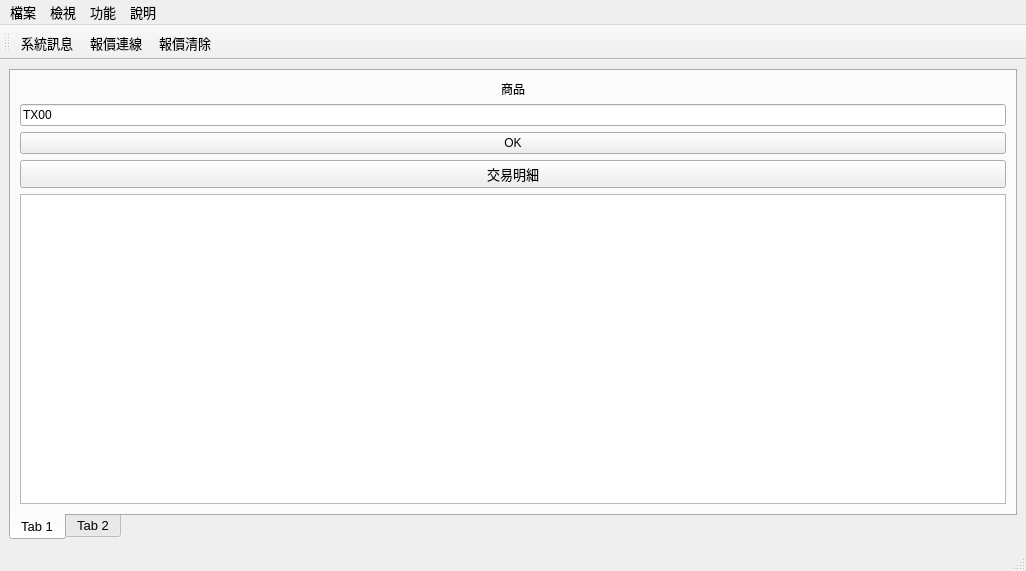
Before: the Qt Designer form APIver1/UI/MainWindow.ui in clamgee/python-code, drawn with Qt 5.
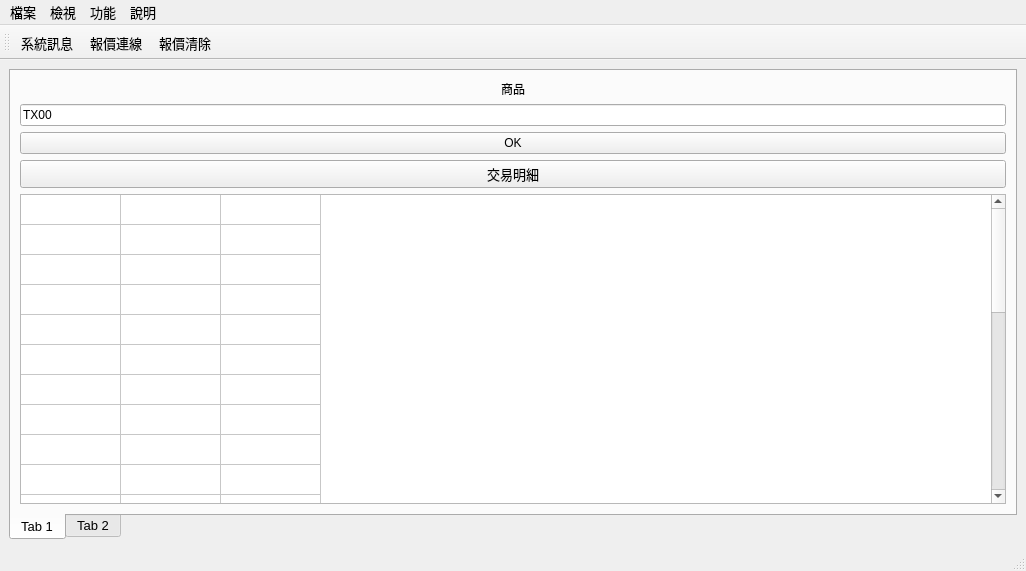
After: the same form once the commit is applied.

The edit to the form file:
```diff
--- a/APIver1/UI/MainWindow.ui
+++ b/APIver1/UI/MainWindow.ui
@@ -91,7 +91,62 @@
              </widget>
             </item>
             <item>
-             <widget class="QTableWidget" name="tableWidget"/>
+             <widget class="QTableWidget" name="DomTable">
+              <property name="rowCount">
+               <number>27</number>
+              </property>
+              <property name="columnCount">
+               <number>3</number>
+              </property>
+              <attribute name="horizontalHeaderVisible">
+               <bool>false</bool>
+              </attribute>
+              <attribute name="horizontalHeaderCascadingSectionResizes">
+               <bool>true</bool>
+              </attribute>
+              <attribute name="horizontalHeaderMinimumSectionSize">
+               <number>24</number>
+              </attribute>
+              <attribute name="verticalHeaderVisible">
+               <bool>false</bool>
+              </attribute>
+              <attribute name="verticalHeaderCascadingSectionResizes">
+               <bool>true</bool>
+              </attribute>
+              <attribute name="verticalHeaderMinimumSectionSize">
+               <number>12</number>
+              </attribute>
+              <row/>
+              <row/>
+              <row/>
+              <row/>
+              <row/>
+              <row/>
+              <row/>
+              <row/>
+              <row/>
+              <row/>
+              <row/>
+              <row/>
+              <row/>
+              <row/>
+              <row/>
+              <row/>
+              <row/>
+              <row/>
+              <row/>
+              <row/>
+              <row/>
+              <row/>
+              <row/>
+              <row/>
+              <row/>
+              <row/>
+              <row/>
+              <column/>
+              <column/>
+              <column/>
+             </widget>
             </item>
            </layout>
           </item>
```
